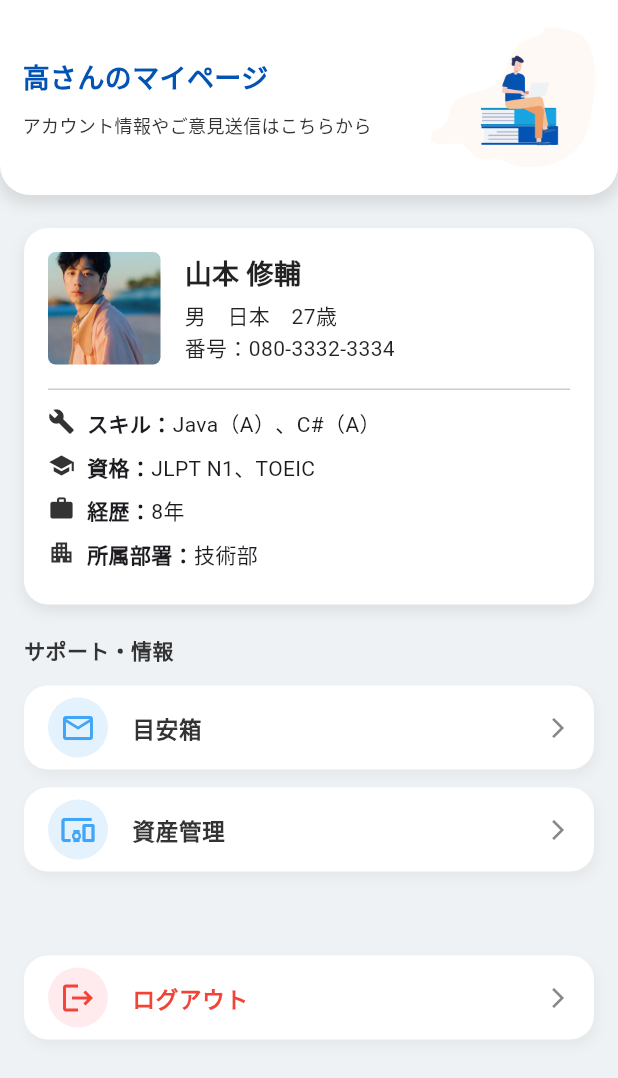
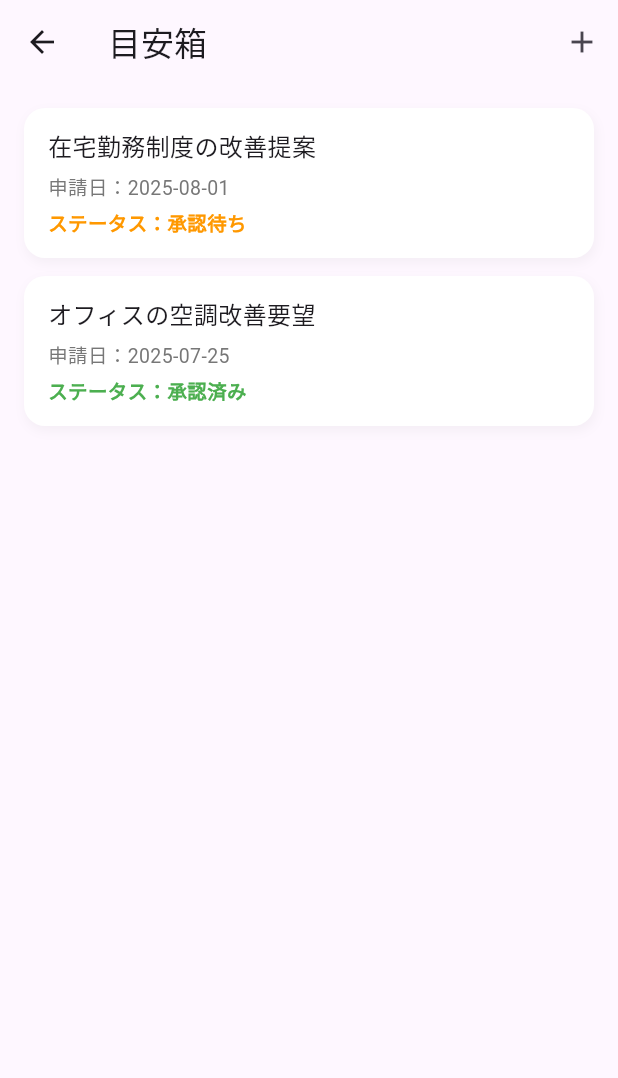
Before and after one commit to EunJiGo/hihatuPJ, a Flutter app: the MypageScreen widget shown alone on an empty page, opened directly, after a tap on "目安箱", on a phone screen of 412 x 824 dp. Shown: the top 1078 px of the screen. Run offline on Flutter 3.47's test engine with Material 3 defaults, Android fonts, the phone set to English and light mode, and no system bars; our stand-ins replace flutter_riverpod, font_awesome_flutter, image_picker, table_calendar.

Commit message:
目安箱화면 작성시작-임시작성

```diff
--- /dev/null
+++ b/lib/mypage/suggestion/suggestion_screen.dart
@@ -0,0 +1,102 @@
+import 'package:flutter/material.dart';
+import 'package:hihatu_project/mypage/suggestion/suggestion_form_Screen.dart';
+
+class SuggestionListScreen extends StatelessWidget {
+  final List<Map<String, String>> suggestions = [
+    {
+      'title': '在宅勤務制度の改善提案',
+      'date': '2025-08-01',
+      'status': '承認待ち',
+    },
+    {
+      'title': 'オフィスの空調改善要望',
+      'date': '2025-07-25',
+      'status': '承認済み',
+    },
+  ];
+
+  @override
+  Widget build(BuildContext context) {
+    return Scaffold(
+      appBar: AppBar(
+        title: const Text('目安箱'),
+        actions: [
+          IconButton(
+            icon: const Icon(Icons.add),
+            tooltip: '申請する',
+            onPressed: () {
+              Navigator.push(
+                context,
+                MaterialPageRoute(builder: (_) => SuggestionFormScreen()),
+              );
+            },
+          ),
+        ],
+      ),
+      body: ListView.builder(
+        padding: const EdgeInsets.all(16),
+        itemCount: suggestions.length,
+        itemBuilder: (context, index) {
+          final item = suggestions[index];
+          return Container(
+            margin: const EdgeInsets.only(bottom: 12),
+            padding: const EdgeInsets.symmetric(horizontal: 16, vertical: 14),
+            decoration: BoxDecoration(
+              color: Colors.white,
+              borderRadius: BorderRadius.circular(14),
+              boxShadow: [
+                BoxShadow(
+                  color: Colors.grey.withOpacity(0.1),
+                  blurRadius: 6,
+                  offset: const Offset(1, 3),
+                ),
+              ],
+            ),
+            child: Column(
+              crossAxisAlignment: CrossAxisAlignment.start,
+              children: [
+                Text(
+                  item['title'] ?? '',
+                  style: const TextStyle(
+                    fontSize: 16,
+                    fontWeight: FontWeight.w500,
+                  ),
+                ),
+                const SizedBox(height: 6),
+                Text(
+                  '申請日：${item['date']}',
+                  style: const TextStyle(
+                    fontSize: 13,
+                    color: Color(0xFF777777),
+                  ),
+                ),
+                const SizedBox(height: 4),
+                Text(
+                  'ステータス：${item['status']}',
+                  style: TextStyle(
+                    fontSize: 13,
+                    color: _statusColor(item['status'] ?? ''),
+                    fontWeight: FontWeight.bold,
+                  ),
+                ),
+              ],
+            ),
+          );
+        },
+      ),
+    );
+  }
+
+  Color _statusColor(String status) {
+    switch (status) {
+      case '承認済み':
+        return Colors.green;
+      case '承認待ち':
+        return Colors.orange;
+      case '差戻し':
+        return Colors.redAccent;
+      default:
+        return Colors.black;
+    }
+  }
+}
--- a/lib/screens/mypage_screen.dart
+++ b/lib/screens/mypage_screen.dart
@@ -1,11 +1,33 @@
 import 'package:flutter/material.dart';
 import '../base/base_main_screen.dart';
 import '../header/title_header.dart';
-import '../mypage/profile_card_widget.dart';
+import '../mypage/suggestion/suggestion_screen.dart';
+import '../mypage/widget/profile_card_widget.dart';
 
 class MypageScreen extends StatelessWidget {
   @override
   Widget build(BuildContext context) {
+    // ✅ 메뉴 아이템 정의
+    final List<Map<String, dynamic>> menuItems = [
+      {
+        'label': '目安箱',
+        'icon': Icons.mail_outline,
+        'onTap': () {
+          // TODO: 문의 화면 이동
+          Navigator.push(
+            context,
+            MaterialPageRoute(builder: (_) => SuggestionListScreen()),
+          );
+        },
+      },
+      {
+        'label': '資産管理',
+        'icon': Icons.devices_other,
+        'onTap': () {
+          // TODO: 자산관리 화면 이동
+        },
+      },
+    ];
     return BaseMainScreen(
       child: Container(
         width: double.infinity,
@@ -132,22 +154,5 @@ class MypageScreen extends StatelessWidget {
       ),
     );
   }
+
 }
-
-// ✅ 메뉴 아이템 정의
-final List<Map<String, dynamic>> menuItems = [
-  {
-    'label': '目安箱',
-    'icon': Icons.mail_outline,
-    'onTap': () {
-      // TODO: 문의 화면 이동
-    },
-  },
-  {
-    'label': '資産管理',
-    'icon': Icons.devices_other,
-    'onTap': () {
-      // TODO: 자산관리 화면 이동
-    },
-  },
-];
```
Also changed, not shown: lib/mypage/suggestion/suggestion_form_Screen.dart (added, +46 -0 lines), lib/mypage/widget/profile_card_widget.dart (renamed from lib/mypage/profile_card_widget.dart).
